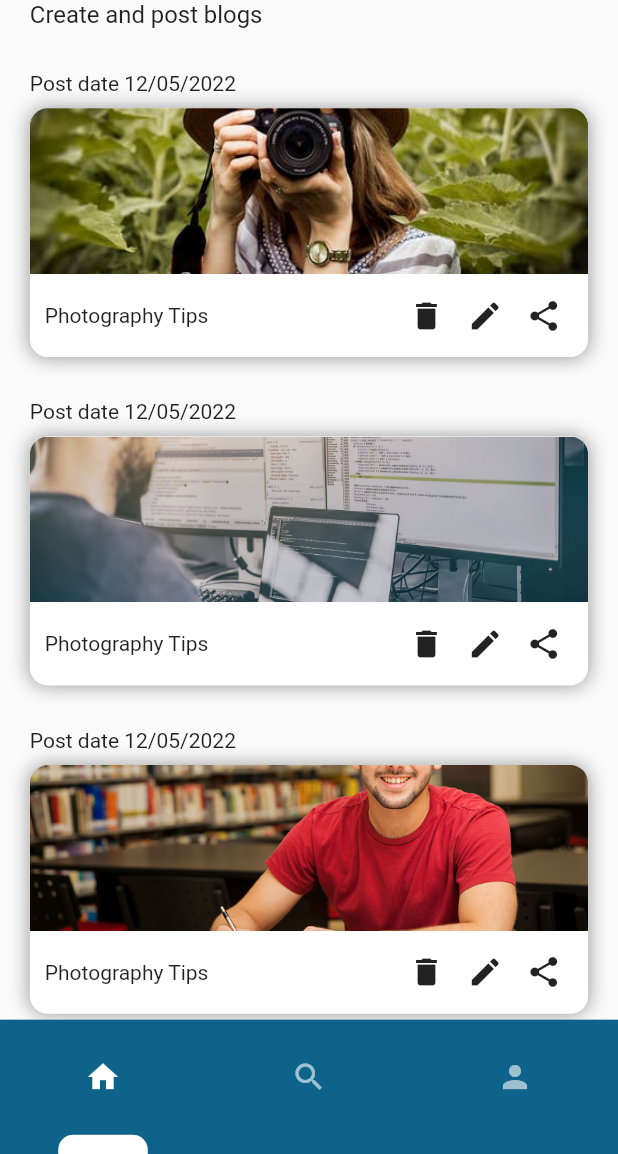
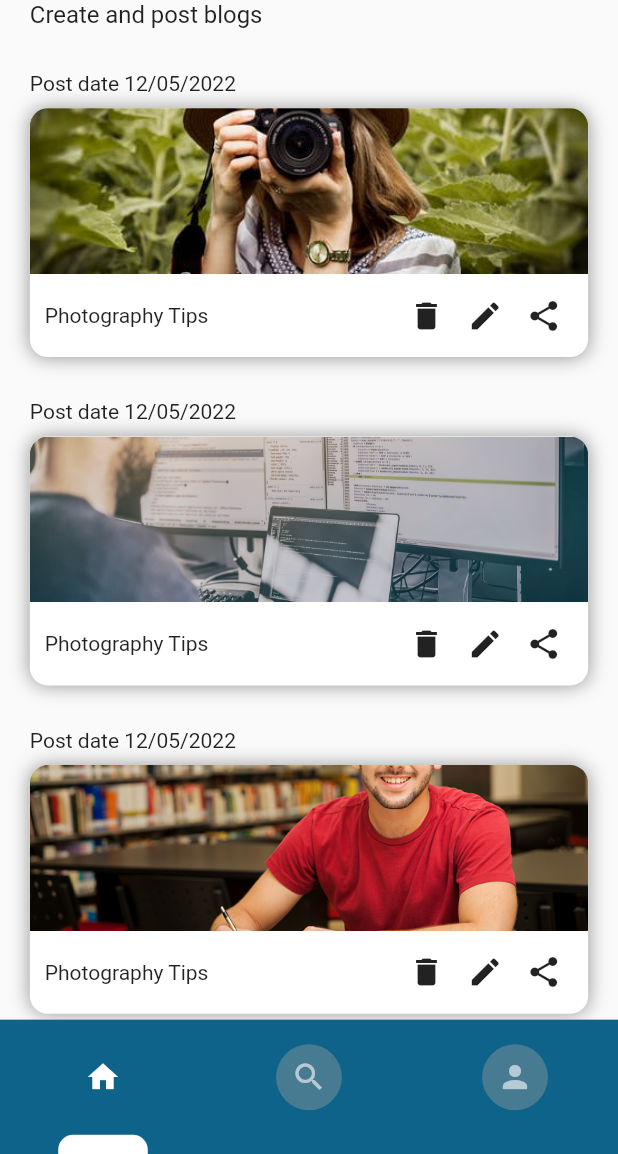
Before and after one commit to Infoshabirkhan/github_team_practice, a Flutter app: the BottomNavigaionScreen screen opened directly, on a phone screen of 412 x 824 dp, the part 82-1236 px from its top. Run offline on Flutter 3.47's test engine with Material 2 defaults, Android fonts, the phone set to English and light mode, and no system bars; our stand-ins replace bloc, flutter_bloc, flutter_screenutil, google_fonts.

Commit message:
minor changes in bottom app bar

```diff
--- a/lib/view/screens/bottom_navigation_screen.dart
+++ b/lib/view/screens/bottom_navigation_screen.dart
@@ -43,7 +43,14 @@ class _BottomNavigaionScreenState extends State<BottomNavigaionScreen> {
                         children: [
                           Expanded(
                               flex: 6,
-                              child: Icon(Icons.home, color: state == 0 ? Colors.white : Colors.white.withOpacity(0.6),)),
+                              child: Container(
+
+                                padding: EdgeInsets.all(10.sp),
+                                  decoration: BoxDecoration(
+                                    color: state == 0 ? Colors.transparent:Colors.grey.withOpacity(0.4),
+                                    shape: BoxShape.circle
+                                  ),
+                                  child: Icon(Icons.home, color: state == 0 ? Colors.white : Colors.white.withOpacity(0.6),))),
 
 
                           Expanded(child: Container(
@@ -67,7 +74,14 @@ class _BottomNavigaionScreenState extends State<BottomNavigaionScreen> {
                         children: [
                           Expanded(
                               flex: 6,
-                              child: Icon(Icons.search, color: state == 1 ? Colors.white : Colors.white.withOpacity(0.6),)),
+                              child: Container(
+
+                                  padding: EdgeInsets.all(10.sp),
+                                  decoration: BoxDecoration(
+                                      color: state == 1 ? Colors.transparent:Colors.grey.withOpacity(0.4),
+                                      shape: BoxShape.circle
+                                  ),
+                                  child: Icon(Icons.search, color: state == 1 ? Colors.white : Colors.white.withOpacity(0.6),))),
 
                           Expanded(child: Container(
                             width: 60.sp,
@@ -90,7 +104,15 @@ class _BottomNavigaionScreenState extends State<BottomNavigaionScreen> {
                         children: [
                           Expanded(
                               flex: 6,
-                              child: Icon(Icons.person, color: state == 2 ? Colors.white : Colors.white.withOpacity(0.6),)),
+                              child: Container(
+
+                                  padding: EdgeInsets.all(10.sp),
+                                  decoration: BoxDecoration(
+                                      color: state == 2 ? Colors.transparent:Colors.grey.withOpacity(0.4),
+                                      shape: BoxShape.circle
+                                  ),
+
+                                  child: Icon(Icons.person, color: state == 2 ? Colors.white : Colors.white.withOpacity(0.6),))),
                           Expanded(child: Container(
                             width: 60.sp,
 
```
